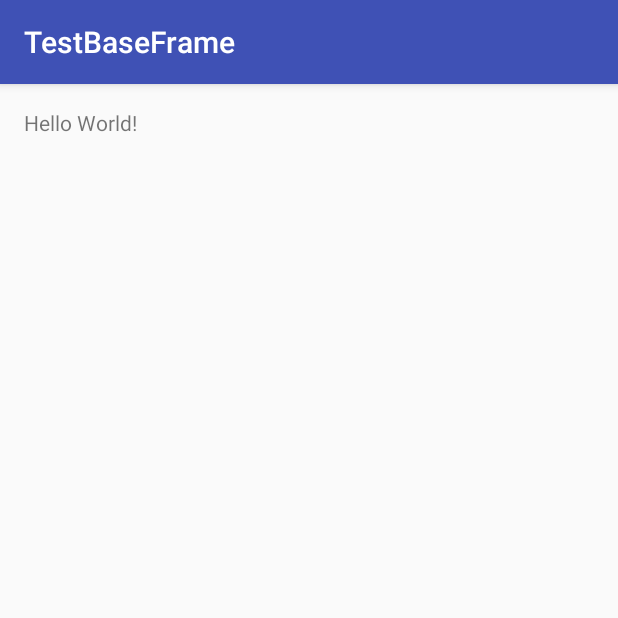
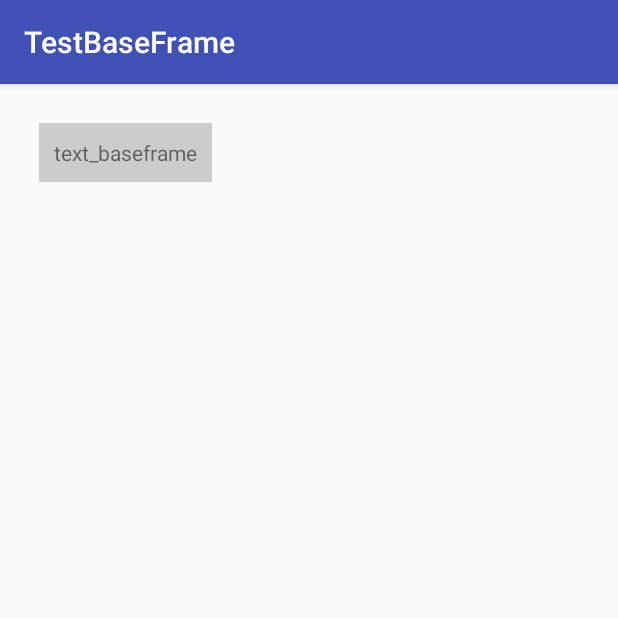
Before and after one commit to tyxo842/BaseFrameLib, an Android app: the screen it shows after launch (MainActivity), on a phone screen of 412 x 824 dp, the top half of it. Run offline under Robolectric (Android 15) with nearby library versions, the phone set to English and light mode, and no system bars.

```diff
--- a/app/build.gradle
+++ b/app/build.gradle
@@ -2,7 +2,7 @@ apply plugin: 'com.android.application'
 
 android {
     compileSdkVersion 24
-    buildToolsVersion "24.0.1"
+    buildToolsVersion '25.0.0'
     defaultConfig {
         applicationId "com.tyxo.testbaseframe"
         minSdkVersion 15
--- a/app/src/main/AndroidManifest.xml
+++ b/app/src/main/AndroidManifest.xml
@@ -1,6 +1,10 @@
 <?xml version="1.0" encoding="utf-8"?>
 <manifest xmlns:android="http://schemas.android.com/apk/res/android"
     package="com.tyxo.testbaseframe" >
+
+    <!--启动手机飞行模式-->
+    <uses-permission android:name="android.permission.WRITE_SETTINGS" />
+    <uses-permission android:name="android.permission.WRITE_SECURE_SETTINGS"/>
 
     <application
         android:allowBackup="true"
--- a/app/src/main/java/com/tyxo/testbaseframe/MainActivity.java
+++ b/app/src/main/java/com/tyxo/testbaseframe/MainActivity.java
@@ -1,10 +1,11 @@
 package com.tyxo.testbaseframe;
 
 import android.content.Intent;
+import android.os.Bundle;
 import android.support.v7.app.AppCompatActivity;
-import android.os.Bundle;
 import android.view.View;
 import android.widget.TextView;
+
 
 public class MainActivity extends AppCompatActivity implements View.OnClickListener{
 
@@ -16,6 +17,8 @@ public class MainActivity extends AppCompatActivity implements View.OnClickListe
         setContentView(R.layout.activity_main);
 
         text_baseframe = (TextView) findViewById(R.id.text_baseframe);
+
+
         text_baseframe.setOnClickListener(this);
     }
 
--- a/app/src/main/res/layout/activity_main.xml
+++ b/app/src/main/res/layout/activity_main.xml
@@ -1,5 +1,5 @@
 <?xml version="1.0" encoding="utf-8"?>
-<RelativeLayout
+<LinearLayout
     xmlns:android="http://schemas.android.com/apk/res/android"
     xmlns:tools="http://schemas.android.com/tools"
     android:id="@+id/activity_main"
@@ -9,11 +9,17 @@
     android:paddingRight="@dimen/activity_horizontal_margin"
     android:paddingTop="@dimen/activity_vertical_margin"
     android:paddingBottom="@dimen/activity_vertical_margin"
+    android:orientation="vertical"
     tools:context="com.tyxo.testbaseframe.MainActivity">
 
     <TextView
         android:id="@+id/text_baseframe"
+        android:padding="10dp"
+        android:layout_margin="10dp"
+        android:background="#cccccc"
         android:layout_width="wrap_content"
         android:layout_height="wrap_content"
-        android:text="Hello World!" />
-</RelativeLayout>
+        android:text="text_baseframe" />
+
+
+</LinearLayout>
--- a/baseframelib/build.gradle
+++ b/baseframelib/build.gradle
@@ -3,7 +3,7 @@ apply plugin: 'com.novoda.bintray-release'//添加
 
 android {
     compileSdkVersion 24
-    buildToolsVersion "24.0.1"
+    buildToolsVersion '25.0.0'
 
     defaultConfig {
         minSdkVersion 15
--- a/build.gradle
+++ b/build.gradle
@@ -5,7 +5,7 @@ buildscript {
         jcenter()
     }
     dependencies {
-        classpath 'com.android.tools.build:gradle:2.2.2'
+        classpath 'com.android.tools.build:gradle:2.3.3'
         classpath 'com.novoda:bintray-release:0.3.4'     //添加
 
         // NOTE: Do not place your application dependencies here; they belong
```
Also changed, not shown: app/src/main/java/com/tyxo/util/PhoneUtils.java (added, +59 -0 lines), baseframelib/src/main/java/com/tyxo/baseframelib/BaseRecyclerActivity.java (+12 -11 lines), gradle/wrapper/gradle-wrapper.properties.
